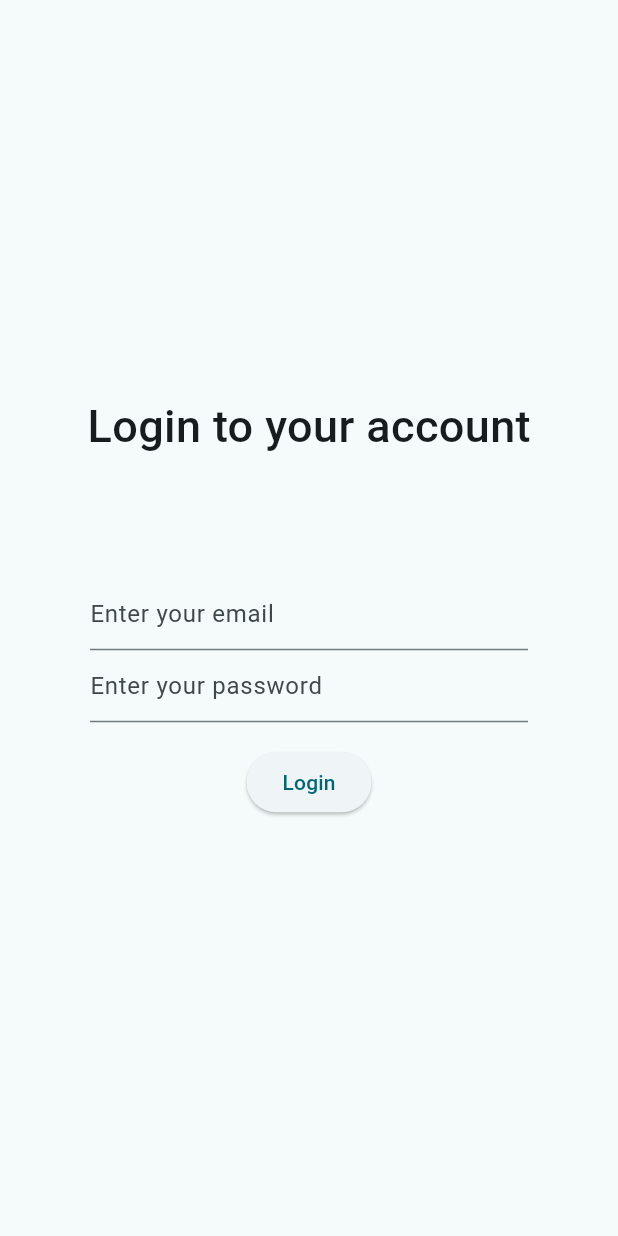
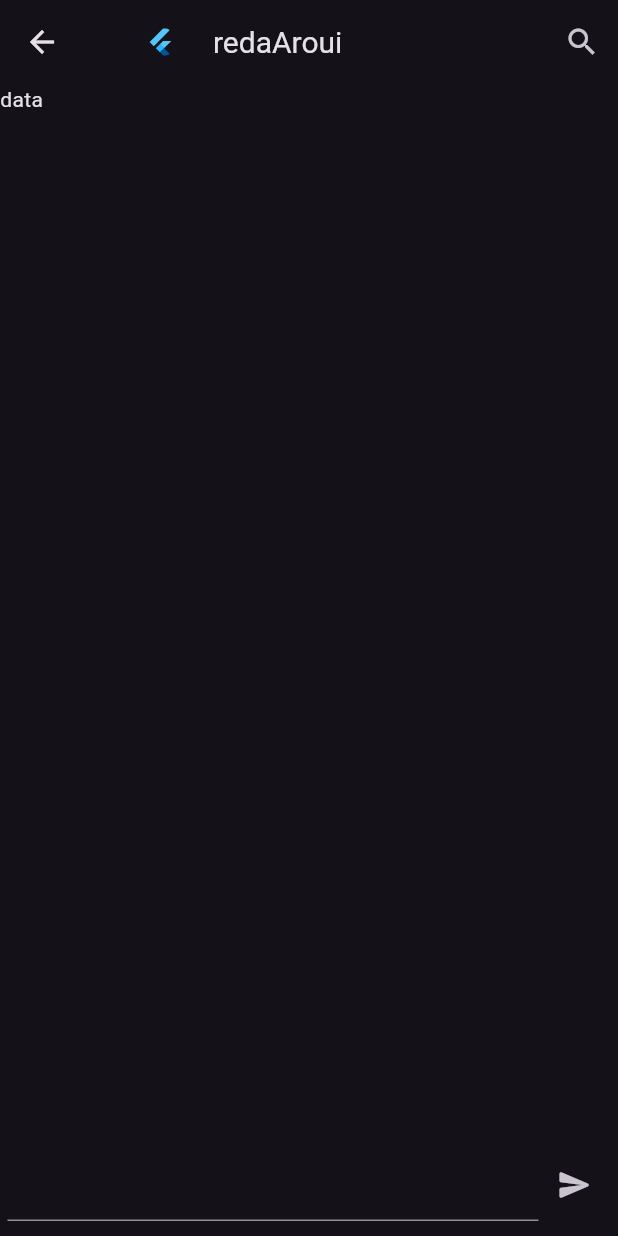
Before and after one commit to OussamaZermouq/TeX, a Flutter app: the screen it shows after launch, on a phone screen of 412 x 824 dp. Run offline on Flutter 3.47's test engine with Material 3 defaults, Android fonts, the phone set to English and light mode, and no system bars; our stand-ins replace flutter_secure_storage, lucide_icons, permission_handler, shared_preferences; missing offline and left inert: bcrypt, floating_action_bubble_custom, image_input; accounts and stored records are empty; generated files the repository leaves out were written again; Roboto replaces fonts that are missing (SFPro).

Commit message:
Home screen now shows the chats

```diff
--- a/lib/app/data/provider/users_api.dart
+++ b/lib/app/data/provider/users_api.dart
@@ -42,6 +42,7 @@ class UsersApi {
       'Content-Type': 'application/json',
       'Authorization':'Bearer ${authToken!}',
     };
+
     final response = await http.get(
       Uri.parse("$_baseUrlUser/contacts"),
       headers: headers,
--- a/lib/main.dart
+++ b/lib/main.dart
@@ -1,6 +1,7 @@
 import 'package:flutter/material.dart';
 import 'package:shared_preferences/shared_preferences.dart';
 import 'package:tex/app/data/service/profile_serivce.dart';
+import 'package:tex/screens/chat_screen.dart';
 import 'package:tex/screens/home_screen.dart';
 import 'package:tex/screens/introduce_screen.dart';
 import 'package:tex/screens/login_screen.dart';
@@ -21,12 +22,14 @@ class TeXApp extends StatelessWidget {
       title: 'TeX App',
       debugShowCheckedModeBanner: false,
       theme: ThemeData(
-        colorScheme: ColorScheme.fromSeed(seedColor: const Color(0x00FFFFFF)),
-        useMaterial3: true,
-        fontFamily: 'SFPro',
+        brightness: Brightness.light,
       ),
+      darkTheme: ThemeData(
+        brightness: Brightness.dark,
+      ),
+      themeMode: ThemeMode.dark,
       routes: {
-        '/welcome': (context) => const LoginScreen(),
+        '/welcome': (context) => const ChatScreen(),
       },
       initialRoute: '/welcome',
     );
--- /dev/null
+++ b/lib/screens/chat_screen.dart
@@ -0,0 +1,70 @@
+import 'package:flutter/cupertino.dart';
+import 'package:flutter/material.dart';
+
+class ChatScreen extends StatefulWidget {
+  const ChatScreen({super.key});
+
+  @override
+  State<ChatScreen> createState() => _ChatScreen();
+}
+
+class _ChatScreen extends State<ChatScreen> {
+  @override
+  Widget build(BuildContext context) {
+    return Scaffold(
+      appBar: AppBar(
+        leading: IconButton(
+          icon: const Icon(Icons.arrow_back),
+          onPressed: () {
+            Navigator.pop(context);
+          },
+        ),
+        title: const Stack(
+          alignment: Alignment.center,
+          children: [
+            Row(
+              mainAxisAlignment: MainAxisAlignment.center,
+              mainAxisSize: MainAxisSize.min,
+              children: [
+                Padding(
+                  padding: EdgeInsets.all(15),
+                  child: CircleAvatar(
+                    backgroundColor: Colors.transparent,
+                    child: ClipOval(
+                      child: FlutterLogo(
+                        size: 20,
+                      ),
+                    ),
+                  ),
+                ),
+                Text(
+                  "redaAroui",
+                  style: TextStyle(fontSize: 20),
+                ),
+              ],
+            ),
+          ],
+        ),
+        actions: [
+          IconButton(
+            onPressed: () {},
+            icon: const Icon(Icons.search),
+          ),
+        ],
+      ),
+      body: const Text("data"),
+      bottomNavigationBar:  Padding(
+          padding: EdgeInsets.only(left: 5, bottom: 10, right: 5, top: 0),
+          child: Row(
+            children: [
+              Expanded(
+                child: TextField(
+                  decoration: InputDecoration(
+                border: UnderlineInputBorder(),
+              ))
+            ),
+            IconButton(onPressed: (){}, icon: Icon(Icons.send_rounded)),
+      ])),
+    );
+  }
+}
```
Also changed, not shown: lib/app/data/CustomWidgets/ChatWidget.dart (added, +67 -0 lines), lib/app/data/model/Chat.dart (added, +42 -0 lines), lib/app/data/model/Message.dart (added, +30 -0 lines), lib/app/data/provider/chat_api.dart (added, +46 -0 lines), lib/app/data/service/chat_service.dart (added, +26 -0 lines), lib/screens/contact_list_screen.dart (+23 -1 lines), lib/screens/home_screen.dart (+37 -38 lines).
